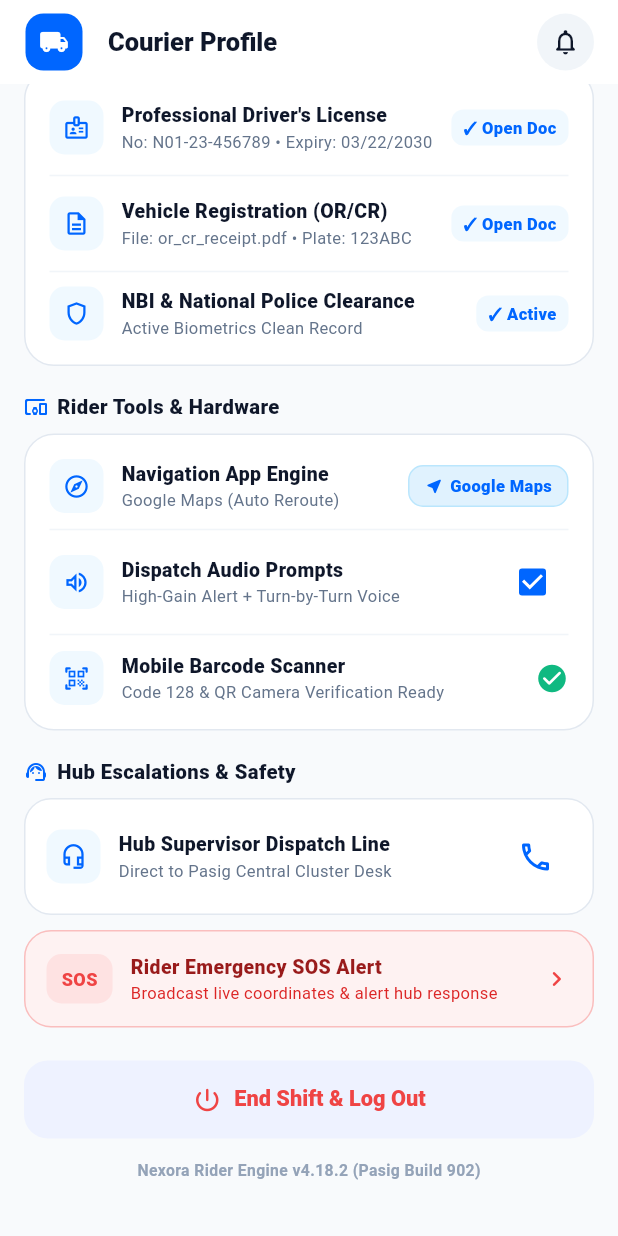
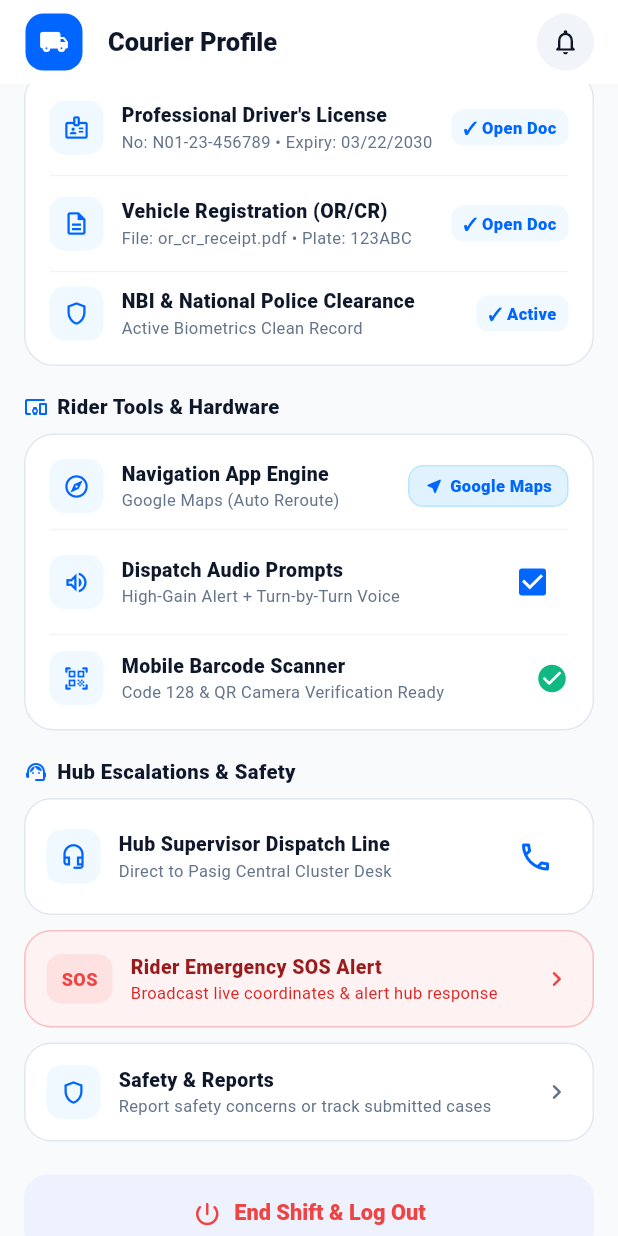
Before and after one commit to johnmarkpitargue/nexora_mobile_app, a Flutter app: the RiderProfileScreen screen opened directly, scrolled down 697 dp, on a phone screen of 412 x 824 dp. Run offline on Flutter 3.47's test engine with Material 3 defaults, Android fonts, the phone set to English and light mode, and no system bars; our stand-ins replace flutter_local_notifications, geolocator, image_picker, shared_preferences, supabase_flutter; missing offline and left inert: mobile_scanner; accounts and stored records are empty; Roboto replaces fonts that are missing (Plus Jakarta Sans).

Commit message:
feat(nav): connect Safety & Reports under Rider Profile Hub Escalations & Safety

```diff
--- a/lib/features/profile/presentation/rider_profile_screen.dart
+++ b/lib/features/profile/presentation/rider_profile_screen.dart
@@ -4,6 +4,7 @@ import 'package:image_picker/image_picker.dart';
 import '../../../core/services/rider_account_service.dart';
 import '../../../core/services/rider_service.dart';
 import '../../../core/services/in_app_notification_service.dart';
+import '../../../core/widgets/report_issue_sheet.dart';
 import '../../auth/presentation/rider_landing_page.dart';
 import '../../courier/services/shift_duty_coordinator.dart';
 
@@ -2540,6 +2541,54 @@ class _RiderProfileScreenState extends State<RiderProfileScreen> {
                     ),
                   ),
                 ),
+                const SizedBox(height: 10),
+
+                // Safety & Reports
+                InkWell(
+                  onTap: () => _showRiderSafetyMenu(context),
+                  borderRadius: BorderRadius.circular(18),
+                  child: Container(
+                    padding: const EdgeInsets.all(14),
+                    decoration: BoxDecoration(
+                      color: Colors.white,
+                      borderRadius: BorderRadius.circular(18),
+                      border: Border.all(color: const Color(0xFFE2E8F0)),
+                    ),
+                    child: Row(
+                      children: [
+                        _toolIcon(Icons.shield_outlined),
+                        const SizedBox(width: 12),
+                        const Expanded(
+                          child: Column(
+                            crossAxisAlignment: CrossAxisAlignment.start,
+                            children: [
+                              Text(
+                                'Safety & Reports',
+                                style: TextStyle(
+                                  fontSize: 13,
+                                  fontWeight: FontWeight.w800,
+                                  color: Color(0xFF0F172A),
+                                ),
+                              ),
+                              Text(
+                                'Report safety concerns or track submitted cases',
+                                style: TextStyle(
+                                  fontSize: 11,
+                                  color: Color(0xFF64748B),
+                                ),
+                              ),
+                            ],
+                          ),
+                        ),
+                        const Icon(
+                          Icons.chevron_right_rounded,
+                          color: Color(0xFF64748B),
+                          size: 20,
+                        ),
+                      ],
+                    ),
+                  ),
+                ),
                 const SizedBox(height: 22),
 
                 // 6. End Shift & Log Out Button
@@ -2712,4 +2761,56 @@ class _RiderProfileScreenState extends State<RiderProfileScreen> {
       ],
     );
   }
+
+  void _showRiderSafetyMenu(BuildContext context) {
+    showModalBottomSheet<void>(
+      context: context,
+      shape: const RoundedRectangleBorder(
+        borderRadius: BorderRadius.vertical(top: Radius.circular(20)),
+      ),
+      builder: (ctx) => SafeArea(
+        child: Padding(
+          padding: const EdgeInsets.fromLTRB(16, 16, 16, 12),
+          child: Column(
+            mainAxisSize: MainAxisSize.min,
+            crossAxisAlignment: CrossAxisAlignment.stretch,
+            children: [
+              const Text(
+                'Safety & Reports',
+                style: TextStyle(fontSize: 17, fontWeight: FontWeight.w800),
+              ),
+              const SizedBox(height: 8),
+              ListTile(
+                leading: const Icon(Icons.flag_outlined, color: Color(0xFFE11D48)),
+                title: const Text('Report Safety Concern'),
+                subtitle: const Text('Report customer misconduct, tampering, or COD issues'),
+                onTap: () {
+                  Navigator.pop(ctx);
+                  showRiderSafetyReportSheet(
+                    context,
+                    defaultCategory: 'other_violation',
+                    defaultTitle: '',
+                  );
+                },
+              ),
+              ListTile(
+                leading: const Icon(Icons.shield_outlined, color: Color(0xFF0066FF)),
+                title: const Text('My Safety Reports'),
+                subtitle: const Text('Track submitted safety reports & Admin updates'),
+                onTap: () {
+                  Navigator.pop(ctx);
+                  Navigator.push(
+                    context,
+                    MaterialPageRoute(
+                      builder: (_) => const RiderSafetyReportsScreen(),
+                    ),
+                  );
+                },
+              ),
+            ],
+          ),
+        ),
+      ),
+    );
+  }
 }
```
